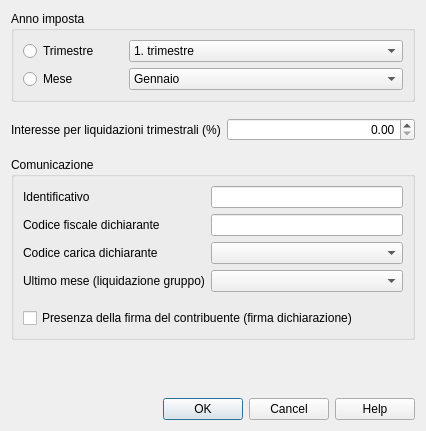
Above: Iva/2017/ch.banana.script.italianvatreport.2017.dialog.ui from BananaAccounting/Italia before the change. Below: the same form after it.
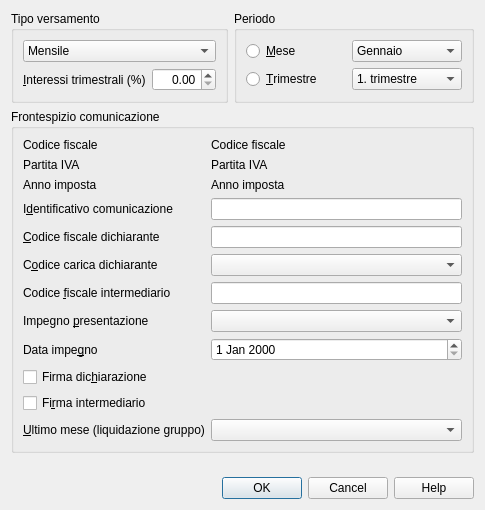
That is the form after the change.

Commit message: Rimosso FC dalla liquidazione periodica, aggiunto parametri nel dialogo

```diff
--- a/Iva/2017/ch.banana.script.italianvatreport.2017.dialog.ui
+++ b/Iva/2017/ch.banana.script.italianvatreport.2017.dialog.ui
@@ -6,37 +6,98 @@
    <rect>
     <x>0</x>
     <y>0</y>
-    <width>426</width>
-    <height>431</height>
+    <width>465</width>
+    <height>510</height>
    </rect>
   </property>
   <property name="windowTitle">
    <string notr="true">Comunicazione IVA</string>
   </property>
-  <layout class="QVBoxLayout" name="verticalLayout_3">
+  <layout class="QVBoxLayout" name="verticalLayout_4">
    <item>
-    <widget class="QGroupBox" name="periodoGroupBox">
+    <layout class="QHBoxLayout" name="horizontalLayout_2">
+     <item>
+      <widget class="QGroupBox" name="liquidazioneGroupBox">
      <property name="title">
-      <string notr="true">Anno imposta</string>
+        <string>Tipo versamento</string>
      </property>
      <layout class="QVBoxLayout" name="verticalLayout">
       <item>
+         <widget class="QComboBox" name="tipoVersamentoComboBox">
+          <property name="sizePolicy">
+           <sizepolicy hsizetype="Expanding" vsizetype="Fixed">
+            <horstretch>0</horstretch>
+            <verstretch>0</verstretch>
+           </sizepolicy>
+          </property>
+          <property name="minimumSize">
+           <size>
+            <width>110</width>
+            <height>0</height>
+           </size>
+          </property>
+          <item>
+           <property name="text">
+            <string>Mensile</string>
+           </property>
+          </item>
+          <item>
+           <property name="text">
+            <string>Trimestrale</string>
+           </property>
+          </item>
+         </widget>
+        </item>
+        <item>
+         <layout class="QHBoxLayout" name="horizontalLayout">
+          <item>
+           <widget class="QLabel" name="interesseLabel">
+            <property name="text">
+             <string notr="true">&amp;Interessi trimestrali (%)</string>
+            </property>
+            <property name="buddy">
+             <cstring>interesseSpinBox</cstring>
+            </property>
+           </widget>
+          </item>
+          <item>
+           <widget class="QDoubleSpinBox" name="interesseSpinBox">
+            <property name="alignment">
+             <set>Qt::AlignRight|Qt::AlignTrailing|Qt::AlignVCenter</set>
+            </property>
+            <property name="maximum">
+             <double>100.000000000000000</double>
+            </property>
+           </widget>
+          </item>
+         </layout>
+        </item>
+       </layout>
+      </widget>
+     </item>
+     <item>
+      <widget class="QGroupBox" name="periodoGroupBox">
+       <property name="title">
+        <string notr="true">Periodo</string>
+       </property>
+       <layout class="QVBoxLayout" name="verticalLayout_3">
+        <item>
        <layout class="QGridLayout" name="gridLayout_2">
         <item row="0" column="0">
-         <widget class="QRadioButton" name="trimestreRadioButton">
+           <widget class="QRadioButton" name="meseRadioButton">
+            <property name="minimumSize">
+             <size>
+              <width>100</width>
+              <height>0</height>
+             </size>
+            </property>
           <property name="text">
-           <string notr="true">Trimestre</string>
+             <string notr="true">&amp;Mese</string>
           </property>
          </widget>
         </item>
-        <item row="1" column="1">
+          <item row="0" column="1">
          <widget class="QComboBox" name="meseComboBox">
-          <property name="sizePolicy">
-           <sizepolicy hsizetype="Expanding" vsizetype="Fixed">
-            <horstretch>0</horstretch>
-            <verstretch>0</verstretch>
-           </sizepolicy>
-          </property>
           <property name="minimumSize">
            <size>
             <width>110</width>
@@ -106,26 +167,14 @@
          </widget>
         </item>
         <item row="1" column="0">
-         <widget class="QRadioButton" name="meseRadioButton">
-          <property name="minimumSize">
-           <size>
-            <width>100</width>
-            <height>0</height>
-           </size>
-          </property>
+           <widget class="QRadioButton" name="trimestreRadioButton">
           <property name="text">
-           <string notr="true">Mese</string>
+             <string notr="true">&amp;Trimestre</string>
           </property>
          </widget>
         </item>
-        <item row="0" column="1">
+          <item row="1" column="1">
          <widget class="QComboBox" name="trimestreComboBox">
-          <property name="sizePolicy">
-           <sizepolicy hsizetype="Expanding" vsizetype="Fixed">
-            <horstretch>0</horstretch>
-            <verstretch>0</verstretch>
-           </sizepolicy>
-          </property>
           <property name="minimumSize">
            <size>
             <width>110</width>
@@ -159,137 +208,125 @@
      </layout>
     </widget>
    </item>
-   <item>
-    <spacer name="verticalSpacer_2">
-     <property name="orientation">
-      <enum>Qt::Vertical</enum>
-     </property>
-     <property name="sizeType">
-      <enum>QSizePolicy::Fixed</enum>
-     </property>
-     <property name="sizeHint" stdset="0">
-      <size>
-       <width>20</width>
-       <height>10</height>
-      </size>
-     </property>
-    </spacer>
-   </item>
-   <item>
-    <layout class="QHBoxLayout" name="horizontalLayout">
-     <item>
-      <widget class="QLabel" name="interesseLabel">
-       <property name="text">
-        <string notr="true">Interesse per liquidazioni trimestrali (%)</string>
-       </property>
-       <property name="buddy">
-        <cstring>interesseSpinBox</cstring>
-       </property>
-      </widget>
-     </item>
-     <item>
-      <widget class="QDoubleSpinBox" name="interesseSpinBox">
-       <property name="alignment">
-        <set>Qt::AlignRight|Qt::AlignTrailing|Qt::AlignVCenter</set>
-       </property>
-       <property name="maximum">
-        <double>100.000000000000000</double>
-       </property>
-      </widget>
-     </item>
     </layout>
    </item>
-   <item>
-    <spacer name="verticalSpacer_3">
-     <property name="orientation">
-      <enum>Qt::Vertical</enum>
-     </property>
-     <property name="sizeType">
-      <enum>QSizePolicy::Fixed</enum>
-     </property>
-     <property name="sizeHint" stdset="0">
-      <size>
-       <width>20</width>
-       <height>10</height>
-      </size>
-     </property>
-    </spacer>
-   </item>
    <item>
     <widget class="QGroupBox" name="intestazioneGroupBox">
      <property name="title">
-      <string>Comunicazione</string>
+      <string>Frontespizio comunicazione</string>
      </property>
      <layout class="QVBoxLayout" name="verticalLayout_2">
       <item>
        <layout class="QGridLayout" name="gridLayout">
-        <item row="5" column="0" colspan="2">
-         <widget class="QCheckBox" name="firmaContribuenteCheckBox">
-          <property name="layoutDirection">
-           <enum>Qt::LeftToRight</enum>
+        <item row="0" column="0">
+         <widget class="QLabel" name="cfLabel">
+          <property name="text">
+           <string notr="true">Codice fiscale</string>
           </property>
+         </widget>
+        </item>
+        <item row="0" column="1">
+         <widget class="QLabel" name="cfLabel_2">
           <property name="text">
-           <string notr="true">Presenza della firma del contribuente (firma dichiarazione)</string>
+           <string notr="true">Codice fiscale</string>
           </property>
          </widget>
         </item>
         <item row="1" column="0">
+         <widget class="QLabel" name="partitaIvaLabel">
+          <property name="text">
+           <string notr="true">Partita IVA</string>
+          </property>
+         </widget>
+        </item>
+        <item row="1" column="1">
+         <widget class="QLabel" name="partitaIvaLabel_2">
+          <property name="text">
+           <string notr="true">Partita IVA</string>
+          </property>
+         </widget>
+        </item>
+        <item row="2" column="0">
+         <widget class="QLabel" name="annoImpostaLabel">
+          <property name="text">
+           <string notr="true">Anno imposta</string>
+          </property>
+         </widget>
+        </item>
+        <item row="2" column="1">
+         <widget class="QLabel" name="annoImpostaLabel_2">
+          <property name="text">
+           <string notr="true">Anno imposta</string>
+          </property>
+         </widget>
+        </item>
+        <item row="3" column="0">
+         <widget class="QLabel" name="progressivoInvioLabel">
+          <property name="text">
+           <string notr="true">I&amp;dentificativo comunicazione</string>
+          </property>
+          <property name="buddy">
+           <cstring>progressivoInvioLineEdit</cstring>
+          </property>
+         </widget>
+        </item>
+        <item row="3" column="1">
+         <widget class="QLineEdit" name="progressivoInvioLineEdit">
+          <property name="sizePolicy">
+           <sizepolicy hsizetype="Expanding" vsizetype="Preferred">
+            <horstretch>0</horstretch>
+            <verstretch>0</verstretch>
+           </sizepolicy>
+          </property>
+          <property name="mouseTracking">
+           <bool>false</bool>
+          </property>
+          <property name="focusPolicy">
+           <enum>Qt::StrongFocus</enum>
+          </property>
+          <property name="acceptDrops">
+           <bool>false</bool>
+          </property>
+          <property name="toolTip">
+           <string notr="true"/>
+          </property>
+          <property name="inputMethodHints">
+           <set>Qt::ImhNone</set>
+          </property>
+          <property name="inputMask">
+           <string notr="true"/>
+          </property>
+          <property name="text">
+           <string notr="true"/>
+          </property>
+          <property name="frame">
+           <bool>true</bool>
+          </property>
+          <property name="echoMode">
+           <enum>QLineEdit::Normal</enum>
+          </property>
+          <property name="cursorPosition">
+           <number>0</number>
+          </property>
+          <property name="placeholderText">
+           <string notr="true"/>
+          </property>
+          <property name="cursorMoveStyle">
+           <enum>Qt::LogicalMoveStyle</enum>
+          </property>
+         </widget>
+        </item>
+        <item row="4" column="0">
          <widget class="QLabel" name="cfDichiaranteLabel">
           <property name="text">
-           <string notr="true">Codice fiscale dichiarante</string>
+           <string notr="true">&amp;Codice fiscale dichiarante</string>
           </property>
           <property name="buddy">
            <cstring>cfDichiaranteLineEdit</cstring>
           </property>
          </widget>
         </item>
-        <item row="0" column="1">
-         <widget class="QLineEdit" name="progressivoInvioLineEdit">
-          <property name="sizePolicy">
-           <sizepolicy hsizetype="Expanding" vsizetype="Preferred">
-            <horstretch>0</horstretch>
-            <verstretch>0</verstretch>
-           </sizepolicy>
-          </property>
-          <property name="mouseTracking">
-           <bool>false</bool>
-          </property>
-          <property name="focusPolicy">
-           <enum>Qt::StrongFocus</enum>
-          </property>
-          <property name="acceptDrops">
-           <bool>false</bool>
-          </property>
-          <property name="toolTip">
-           <string notr="true"/>
-          </property>
-          <property name="inputMethodHints">
-           <set>Qt::ImhNone</set>
-          </property>
-          <property name="inputMask">
-           <string notr="true"/>
-          </property>
-          <property name="text">
-           <string notr="true"/>
-          </property>
-          <property name="frame">
-           <bool>true</bool>
-          </property>
-          <property name="echoMode">
-           <enum>QLineEdit::Normal</enum>
-          </property>
-          <property name="cursorPosition">
-           <number>0</number>
-          </property>
-          <property name="placeholderText">
-           <string notr="true"/>
-          </property>
-          <property name="cursorMoveStyle">
-           <enum>Qt::LogicalMoveStyle</enum>
-          </property>
-         </widget>
-        </item>
-        <item row="1" column="1">
+        <item row="4" column="1">
          <widget class="QLineEdit" name="cfDichiaranteLineEdit">
           <property name="sizePolicy">
            <sizepolicy hsizetype="Expanding" vsizetype="Preferred">
@@ -335,17 +372,17 @@
           </property>
          </widget>
         </item>
-        <item row="0" column="0">
-         <widget class="QLabel" name="progressivoInvioLabel">
+        <item row="5" column="0">
+         <widget class="QLabel" name="codiceCaricaLabel">
           <property name="text">
-           <string notr="true">Identificativo</string>
+           <string notr="true">C&amp;odice carica dichiarante</string>
           </property>
           <property name="buddy">
-           <cstring>progressivoInvioLineEdit</cstring>
+           <cstring>codiceCaricaComboBox</cstring>
           </property>
          </widget>
         </item>
-        <item row="2" column="1">
+        <item row="5" column="1">
          <widget class="QComboBox" name="codiceCaricaComboBox">
           <property name="sizePolicy">
            <sizepolicy hsizetype="Expanding" vsizetype="Fixed">
@@ -441,24 +478,135 @@
           </item>
          </widget>
         </item>
-        <item row="2" column="0">
-         <widget class="QLabel" name="codiceCaricaLabel">
+        <item row="6" column="0">
+         <widget class="QLabel" name="cfIntermediarioLabel">
           <property name="text">
-           <string notr="true">Codice carica dichiarante</string>
+           <string notr="true">Codice &amp;fiscale intermediario</string>
           </property>
+          <property name="buddy">
+           <cstring>cfIntermediarioLineEdit</cstring>
+          </property>
          </widget>
         </item>
-        <item row="3" column="0">
+        <item row="6" column="1">
+         <widget class="QLineEdit" name="cfIntermediarioLineEdit">
+          <property name="sizePolicy">
+           <sizepolicy hsizetype="Expanding" vsizetype="Preferred">
+            <horstretch>0</horstretch>
+            <verstretch>0</verstretch>
+           </sizepolicy>
+          </property>
+          <property name="mouseTracking">
+           <bool>false</bool>
+          </property>
+          <property name="focusPolicy">
+           <enum>Qt::StrongFocus</enum>
+          </property>
+          <property name="acceptDrops">
+           <bool>false</bool>
+          </property>
+          <property name="toolTip">
+           <string notr="true"/>
+          </property>
+          <property name="inputMethodHints">
+           <set>Qt::ImhNone</set>
+          </property>
+          <property name="inputMask">
+           <string notr="true"/>
+          </property>
+          <property name="text">
+           <string notr="true"/>
+          </property>
+          <property name="frame">
+           <bool>true</bool>
+          </property>
+          <property name="echoMode">
+           <enum>QLineEdit::Normal</enum>
+          </property>
+          <property name="cursorPosition">
+           <number>0</number>
+          </property>
+          <property name="placeholderText">
+           <string notr="true"/>
+          </property>
+          <property name="cursorMoveStyle">
+           <enum>Qt::LogicalMoveStyle</enum>
+          </property>
+         </widget>
+        </item>
+        <item row="7" column="0">
+         <widget class="QLabel" name="impegnoPresentazioneLabel">
+          <property name="text">
+           <string notr="true">Impegno &amp;presentazione</string>
+          </property>
+          <property name="buddy">
+           <cstring>impegnoComboBox</cstring>
+          </property>
+         </widget>
+        </item>
+        <item row="7" column="1">
+         <widget class="QComboBox" name="impegnoComboBox">
+          <item>
+           <property name="text">
+            <string/>
+           </property>
+          </item>
+          <item>
+           <property name="text">
+            <string>1</string>
+           </property>
+          </item>
+          <item>
+           <property name="text">
+            <string>2</string>
+           </property>
+          </item>
+         </widget>
+        </item>
+        <item row="8" column="0">
+         <widget class="QLabel" name="dataImpegnoLabel">
+          <property name="text">
+           <string notr="true">Data impe&amp;gno</string>
+          </property>
+          <property name="buddy">
+           <cstring>dataImpegnoDateEdit</cstring>
+          </property>
+         </widget>
+        </item>
+        <item row="8" column="1">
+         <widget class="QDateEdit" name="dataImpegnoDateEdit"/>
+        </item>
+        <item row="9" column="0" colspan="2">
+         <widget class="QCheckBox" name="firmaDichiarazioneCheckBox">
+          <property name="layoutDirection">
+           <enum>Qt::LeftToRight</enum>
+          </property>
+          <property name="text">
+           <string notr="true">Firma dic&amp;hiarazione</string>
+          </property>
+         </widget>
+        </item>
+        <item row="10" column="0" colspan="2">
+         <widget class="QCheckBox" name="firmaIntermediarioCheckBox">
+          <property name="layoutDirection">
+           <enum>Qt::LeftToRight</enum>
+          </property>
+          <property name="text">
+           <string notr="true">Fi&amp;rma intermediario</string>
+          </property>
+         </widget>
+        </item>
+        <item row="11" column="0">
          <widget class="QLabel" name="ultimoMeseLabel">
           <property name="text">
-           <string notr="true">Ultimo mese (liquidazione gruppo)</string>
+           <string notr="true">&amp;Ultimo mese (liquidazione gruppo)</string>
           </property>
           <property name="buddy">
-           <cstring>progressivoInvioLineEdit</cstring>
+           <cstring>ultimoMeseComboBox</cstring>
           </property>
          </widget>
         </item>
-        <item row="3" column="1">
+        <item row="11" column="1">
          <widget class="QComboBox" name="ultimoMeseComboBox">
           <item>
            <property name="text">
@@ -532,22 +680,6 @@
           </item>
          </widget>
         </item>
-        <item row="4" column="0">
-         <spacer name="verticalSpacer_4">
-          <property name="orientation">
-           <enum>Qt::Vertical</enum>
-          </property>
-          <property name="sizeType">
-           <enum>QSizePolicy::Fixed</enum>
-          </property>
-          <property name="sizeHint" stdset="0">
-           <size>
-            <width>20</width>
-            <height>10</height>
-           </size>
-          </property>
-         </spacer>
-        </item>
        </layout>
       </item>
      </layout>
@@ -560,8 +692,8 @@
      </property>
      <property name="sizeHint" stdset="0">
       <size>
-       <width>20</width>
-       <height>58</height>
+       <width>17</width>
+       <height>51</height>
       </size>
      </property>
     </spacer>
```
Left out of the diff: 17 changed lines with no effect on the pictures. Lines whose indentation alone changed are shown as unchanged. The commit also changes 3 other files.
